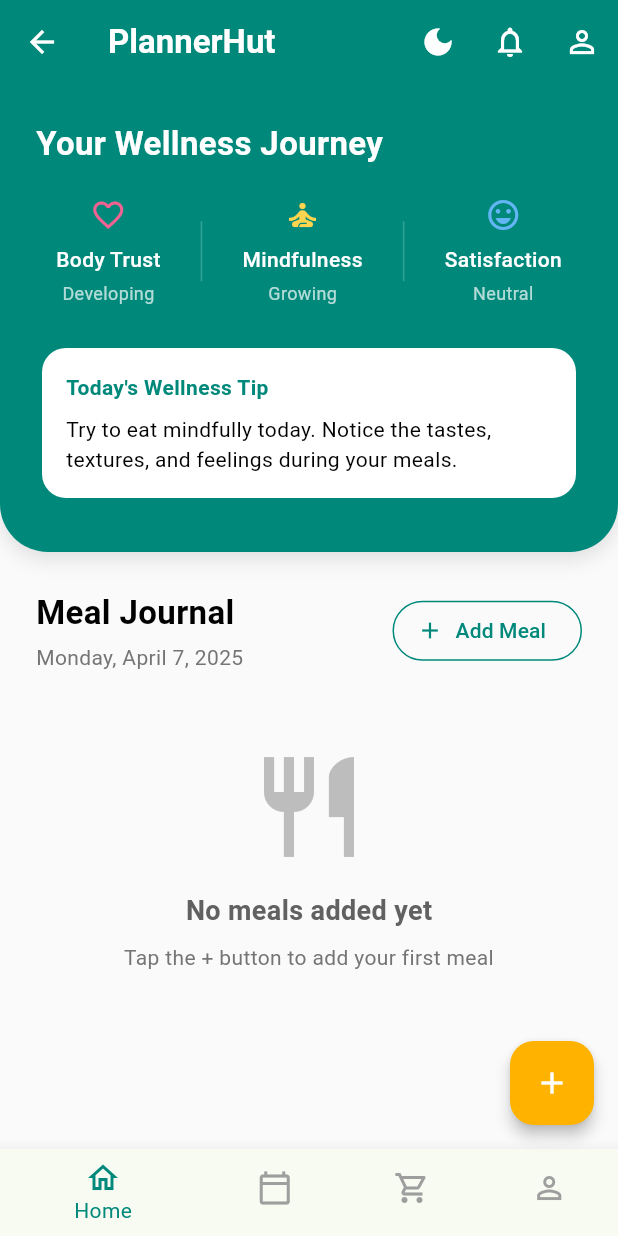
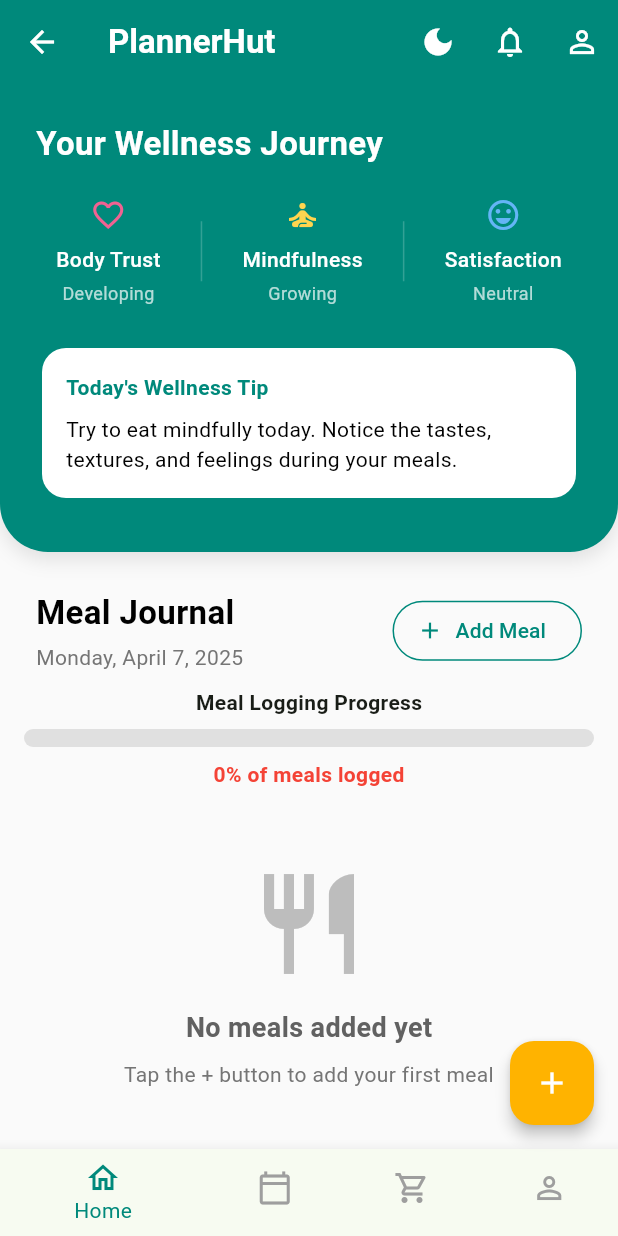
Before and after one commit to reymartjohneva/meal_planner, a Flutter app: the HomeScreen screen opened by its route, on a phone screen of 412 x 824 dp. Run offline on Flutter 3.47's test engine with Material 3 defaults, Android fonts, the light colour scheme and no system bars; our stand-ins replace firebase_auth, firebase_core, flutter_local_notifications, table_calendar, timezone; accounts and stored records are empty.

Commit message:
feat: added progress bar

```diff
--- a/lib/pages/home_screen.dart
+++ b/lib/pages/home_screen.dart
@@ -382,6 +382,8 @@ class _HomeScreenState extends State<HomeScreen> {
   @override
   Widget build(BuildContext context) {
     final loggedCount = _getLoggedCount();
+    final totalMeals = _mealJournal.length;
+    final progress = totalMeals > 0 ? loggedCount / totalMeals : 0.0; // Calculate progress
     final today = DateFormat('EEEE, MMMM d, y').format(DateTime.now());
 
     // Theme colors based on dark mode state
@@ -431,6 +433,8 @@ class _HomeScreenState extends State<HomeScreen> {
             const SizedBox(height: 25),
             _buildHeader(today, primaryColor, textColor, subtitleColor),
             const SizedBox(height: 10),
+            _buildProgressBar(progress), // Add the progress bar here
+            const SizedBox(height: 10),
             _mealJournal.isEmpty
                 ? _buildEmptyState(subtitleColor)
                 : ListView.builder(
@@ -478,7 +482,46 @@ class _HomeScreenState extends State<HomeScreen> {
           BottomNavigationBarItem(icon: Icon(Icons.person_outline), label: 'Profile'),
         ],
       ),
+    );
+  }
 
+  // Method to build the progress bar
+  Widget _buildProgressBar(double progress) {
+    final progressColor = progress < 0.3
+        ? Colors.red
+        : progress < 0.7
+        ? Colors.amber
+        : Colors.teal;
+
+    return Padding(
+      padding: const EdgeInsets.symmetric(horizontal: 16.0),
+      child: Column(
+        children: [
+          const Text(
+            'Meal Logging Progress',
+            style: TextStyle(fontWeight: FontWeight.bold),
+          ),
+          const SizedBox(height: 8),
+          // Enhanced progress bar with rounded corners
+          ClipRRect(
+            borderRadius: BorderRadius.circular(10),
+            child: LinearProgressIndicator(
+              value: progress,
+              backgroundColor: Colors.grey.shade300,
+              color: progressColor,
+              minHeight: 12,
+            ),
+          ),
+          const SizedBox(height: 8),
+          Text(
+            '${(progress * 100).toStringAsFixed(0)}% of meals logged',
+            style: TextStyle(
+              fontWeight: FontWeight.bold,
+              color: progressColor,
+            ),
+          ),
+        ],
+      ),
     );
   }
 
@@ -513,7 +556,6 @@ class _HomeScreenState extends State<HomeScreen> {
       ),
     );
   }
-
   Widget _buildWellnessInsights(Color primaryColor, Color secondaryColor, Color textColor) {
     return Container(
       padding: const EdgeInsets.fromLTRB(24, 24, 24, 32),
```
